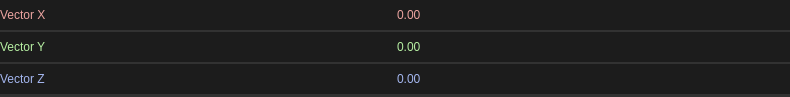
Before: the Qt Designer form src/editors/smartprop_editor/variables/vector3d.ui in dertwist/Hammer5Tools, drawn with Qt 5.
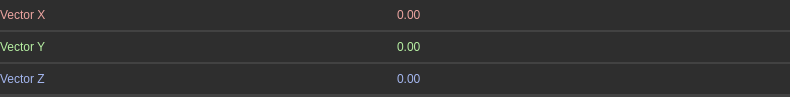
After: the same form once the commit is applied. Icons and pictures are not drawn.

Diff of the .ui file:
```diff
--- a/src/editors/smartprop_editor/variables/vector3d.ui
+++ b/src/editors/smartprop_editor/variables/vector3d.ui
@@ -33,18 +33,18 @@
     border-left: 0px;
     border-right: 0px;
 	border-top: 0px;
-    border-color: rgba(50, 50, 50, 255);
+    border-color: rgba(66, 66, 66, 255);
     padding: 8px;
     padding-left: 6px;
     padding-right: 6px;
-    color: #E3E3E3;
-    background-color: #1C1C1C;
+    color: #e5e5e5;
+    background-color: #2e2e2e;
 }
 
 .QWidget::hover {
 }
 .QWidget::selected {
-    background-color: #414956;
+    background-color: #515965;
 }</string>
   </property>
   <layout class="QVBoxLayout" name="verticalLayout">
@@ -79,15 +79,15 @@
     border-left: 0px;
     border-right: 0px;
 	border-top: 0px;
-    border-color: rgba(50, 50, 50, 255);
-    color: #E3E3E3;
-    background-color: #1C1C1C;
+    border-color: rgba(66, 66, 66, 255);
+    color: #e5e5e5;
+    background-color: #2e2e2e;
 }
 
 .QFrame::hover {
 }
 .QFrame::selected {
-    background-color: #414956;
+    background-color: #515965;
 }</string>
      </property>
      <property name="frameShape">
@@ -142,9 +142,9 @@
     font: 580 8pt &quot;Segoe UI&quot;;
     border: 2px solid black;
     border-radius: 2px;
-    border-color: rgba(80, 80, 80, 255);
-    color: #E3E3E3;
-    background-color: #1C1C1C;
+    border-color: rgba(94, 94, 94, 255);
+    color: #e5e5e5;
+    background-color: #2e2e2e;
 border:0px;
 color: #ECA4A0;
 }
@@ -166,7 +166,7 @@
     border-left: 2px solid black;
     border-bottom: 0px solid black;
     border-top-right-radius: 2px;
-    border-color: rgba(80, 80, 80, 255);
+    border-color: rgba(94, 94, 94, 255);
 	width:16px;
     margin:0px;
 border:0px;
@@ -185,7 +185,7 @@
     border-left: 2px solid black;
     border-top: 2px solid black;
 border-bottom-right-radius: 2px;
-    border-color: rgba(80, 80, 80, 255);
+    border-color: rgba(94, 94, 94, 255);
 	width:16px;
     margin:0px;
 border:0px;
@@ -230,15 +230,15 @@
     border-left: 0px;
     border-right: 0px;
 	border-top: 0px;
-    border-color: rgba(50, 50, 50, 255);
-    color: #E3E3E3;
-    background-color: #1C1C1C;
+    border-color: rgba(66, 66, 66, 255);
+    color: #e5e5e5;
+    background-color: #2e2e2e;
 }
 
 .QFrame::hover {
 }
 .QFrame::selected {
-    background-color: #414956;
+    background-color: #515965;
 }</string>
      </property>
      <property name="frameShape">
@@ -286,9 +286,9 @@
     font: 580 8pt &quot;Segoe UI&quot;;
     border: 2px solid black;
     border-radius: 2px;
-    border-color: rgba(80, 80, 80, 255);
-    color: #E3E3E3;
-    background-color: #1C1C1C;
+    border-color: rgba(94, 94, 94, 255);
+    color: #e5e5e5;
+    background-color: #2e2e2e;
 border:0px;
 color: #B6EFA2;
 }
@@ -310,7 +310,7 @@
     border-left: 2px solid black;
     border-bottom: 0px solid black;
     border-top-right-radius: 2px;
-    border-color: rgba(80, 80, 80, 255);
+    border-color: rgba(94, 94, 94, 255);
 	width:16px;
     margin:0px;
 border:0px;
@@ -329,7 +329,7 @@
     border-left: 2px solid black;
     border-top: 2px solid black;
 border-bottom-right-radius: 2px;
-    border-color: rgba(80, 80, 80, 255);
+    border-color: rgba(94, 94, 94, 255);
 	width:16px;
     margin:0px;
 border:0px;
@@ -342,7 +342,7 @@
 }
 
 QDoubleSpinBox:disabled {
-	color: rgba(125, 125, 125, 100);
+	color: rgba(135, 135, 135, 100);
 }</string>
         </property>
         <property name="decimals">
@@ -378,15 +378,15 @@
     border-left: 0px;
     border-right: 0px;
 	border-top: 0px;
-    border-color: rgba(50, 50, 50, 255);
-    color: #E3E3E3;
-    background-color: #1C1C1C;
+    border-color: rgba(66, 66, 66, 255);
+    color: #e5e5e5;
+    background-color: #2e2e2e;
 }
 
 .QFrame::hover {
 }
 .QFrame::selected {
-    background-color: #414956;
+    background-color: #515965;
 }</string>
      </property>
      <property name="frameShape">
@@ -438,9 +438,9 @@
     font: 580 8pt &quot;Segoe UI&quot;;
     border: 2px solid black;
     border-radius: 2px;
-    border-color: rgba(80, 80, 80, 255);
-    color: #E3E3E3;
-    background-color: #1C1C1C;
+    border-color: rgba(94, 94, 94, 255);
+    color: #e5e5e5;
+    background-color: #2e2e2e;
 border:0px;
 color: #A4B6EF;
 }
@@ -462,7 +462,7 @@
     border-left: 2px solid black;
     border-bottom: 0px solid black;
     border-top-right-radius: 2px;
-    border-color: rgba(80, 80, 80, 255);
+    border-color: rgba(94, 94, 94, 255);
 	width:16px;
     margin:0px;
 border:0px;
@@ -481,7 +481,7 @@
     border-left: 2px solid black;
     border-top: 2px solid black;
 border-bottom-right-radius: 2px;
-    border-color: rgba(80, 80, 80, 255);
+    border-color: rgba(94, 94, 94, 255);
 	width:16px;
     margin:0px;
 border:0px;
@@ -494,7 +494,7 @@
 }
 
 QDoubleSpinBox:disabled {
-	color: rgba(125, 125, 125, 100);
+	color: rgba(135, 135, 135, 100);
 }</string>
         </property>
         <property name="decimals">
```
Left out of the diff: 6 changed lines with no effect on the pictures.
